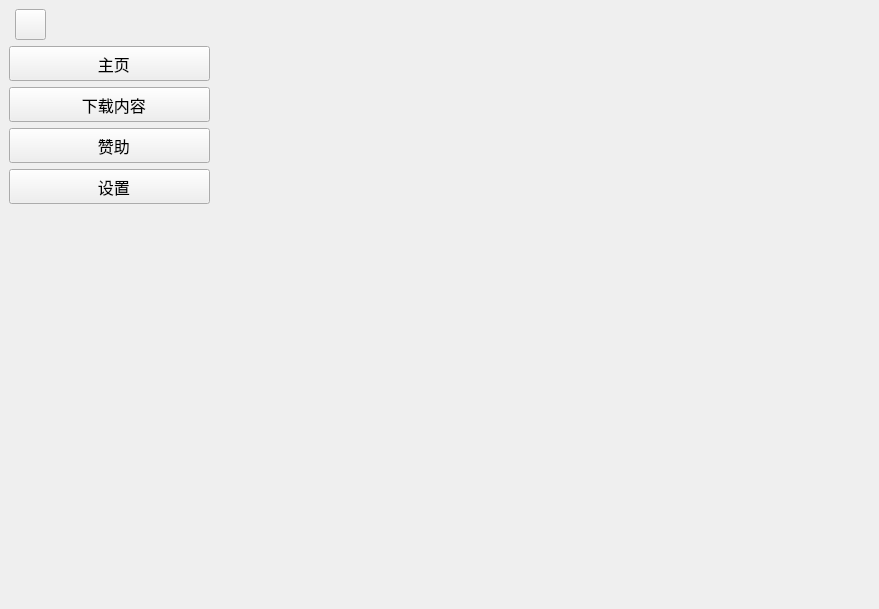
pinsoftstudio/SecondDownloader, file src/SecondDownloader/ui/mainwindow.ui: the form before one commit.
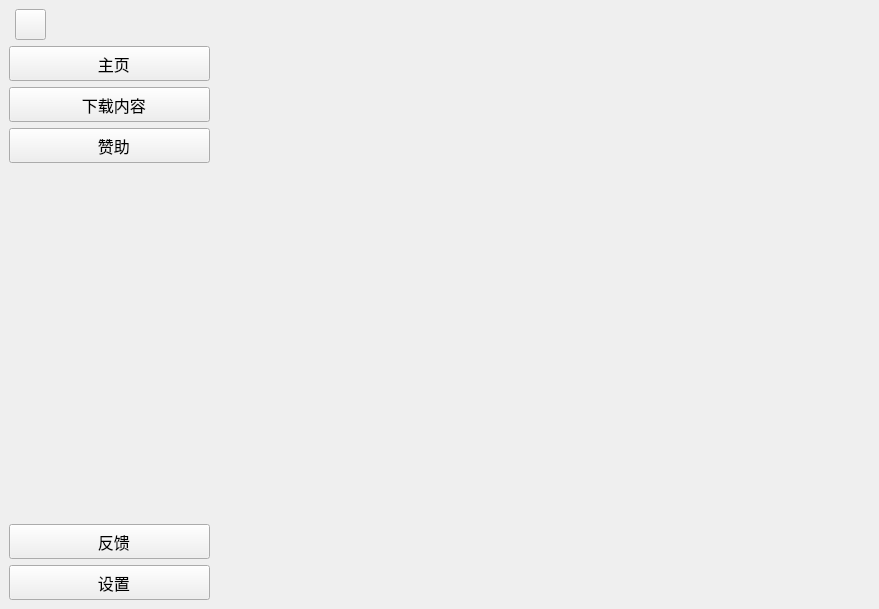
The form after the commit. Icons and pictures are not drawn.

Commit message: Fix #1: 将设置选项卡移到底部；增加反馈功能

Patch:
```diff
--- a/src/SecondDownloader/ui/mainwindow.ui
+++ b/src/SecondDownloader/ui/mainwindow.ui
@@ -371,54 +371,6 @@
         </property>
        </widget>
       </item>
-      <item>
-       <widget class="QToolButton" name="toolSettings">
-        <property name="minimumSize">
-         <size>
-          <width>201</width>
-          <height>35</height>
-         </size>
-        </property>
-        <property name="maximumSize">
-         <size>
-          <width>201</width>
-          <height>35</height>
-         </size>
-        </property>
-        <property name="font">
-         <font>
-          <pointsize>12</pointsize>
-         </font>
-        </property>
-        <property name="text">
-         <string>  设置</string>
-        </property>
-        <property name="iconSize">
-         <size>
-          <width>30</width>
-          <height>30</height>
-         </size>
-        </property>
-        <property name="checkable">
-         <bool>true</bool>
-        </property>
-        <property name="autoRepeat">
-         <bool>false</bool>
-        </property>
-        <property name="autoExclusive">
-         <bool>false</bool>
-        </property>
-        <property name="popupMode">
-         <enum>QToolButton::DelayedPopup</enum>
-        </property>
-        <property name="toolButtonStyle">
-         <enum>Qt::ToolButtonTextBesideIcon</enum>
-        </property>
-        <property name="autoRaise">
-         <bool>false</bool>
-        </property>
-       </widget>
-      </item>
       <item>
        <spacer name="verticalSpacer">
         <property name="orientation">
@@ -432,6 +384,102 @@
         </property>
        </spacer>
       </item>
+      <item>
+       <widget class="QToolButton" name="toolFeedback">
+        <property name="minimumSize">
+         <size>
+          <width>201</width>
+          <height>35</height>
+         </size>
+        </property>
+        <property name="maximumSize">
+         <size>
+          <width>201</width>
+          <height>35</height>
+         </size>
+        </property>
+        <property name="font">
+         <font>
+          <pointsize>12</pointsize>
+         </font>
+        </property>
+        <property name="text">
+         <string>  反馈</string>
+        </property>
+        <property name="iconSize">
+         <size>
+          <width>30</width>
+          <height>30</height>
+         </size>
+        </property>
+        <property name="checkable">
+         <bool>true</bool>
+        </property>
+        <property name="autoRepeat">
+         <bool>false</bool>
+        </property>
+        <property name="autoExclusive">
+         <bool>false</bool>
+        </property>
+        <property name="popupMode">
+         <enum>QToolButton::DelayedPopup</enum>
+        </property>
+        <property name="toolButtonStyle">
+         <enum>Qt::ToolButtonTextBesideIcon</enum>
+        </property>
+        <property name="autoRaise">
+         <bool>false</bool>
+        </property>
+       </widget>
+      </item>
+      <item>
+       <widget class="QToolButton" name="toolSettings">
+        <property name="minimumSize">
+         <size>
+          <width>201</width>
+          <height>35</height>
+         </size>
+        </property>
+        <property name="maximumSize">
+         <size>
+          <width>201</width>
+          <height>35</height>
+         </size>
+        </property>
+        <property name="font">
+         <font>
+          <pointsize>12</pointsize>
+         </font>
+        </property>
+        <property name="text">
+         <string>  设置</string>
+        </property>
+        <property name="iconSize">
+         <size>
+          <width>30</width>
+          <height>30</height>
+         </size>
+        </property>
+        <property name="checkable">
+         <bool>true</bool>
+        </property>
+        <property name="autoRepeat">
+         <bool>false</bool>
+        </property>
+        <property name="autoExclusive">
+         <bool>false</bool>
+        </property>
+        <property name="popupMode">
+         <enum>QToolButton::DelayedPopup</enum>
+        </property>
+        <property name="toolButtonStyle">
+         <enum>Qt::ToolButtonTextBesideIcon</enum>
+        </property>
+        <property name="autoRaise">
+         <bool>false</bool>
+        </property>
+       </widget>
+      </item>
      </layout>
     </item>
     <item>
```
The commit also changes 17 other files.
